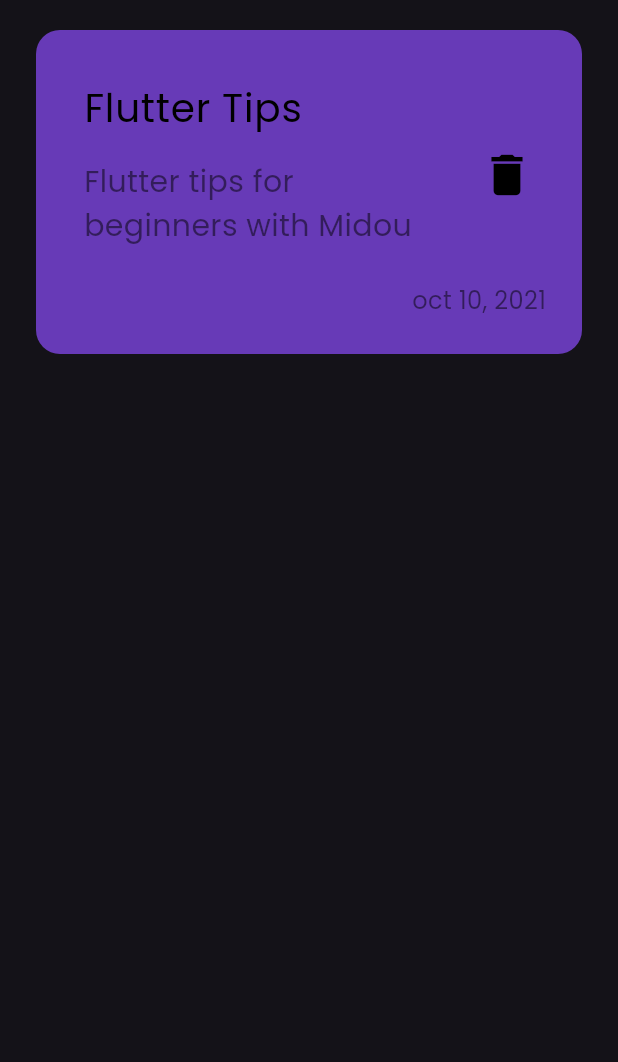
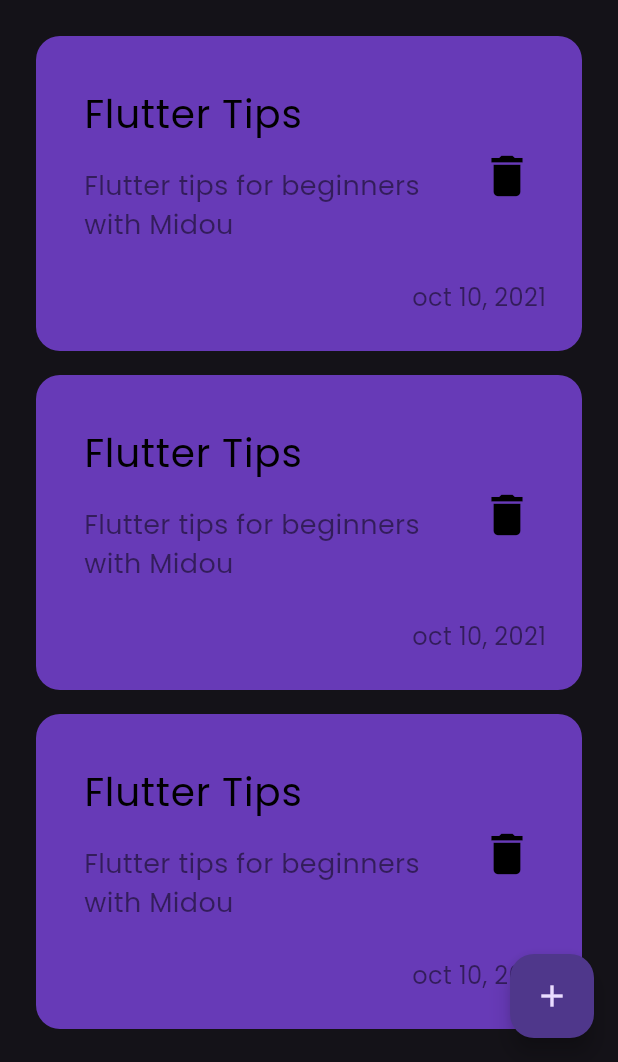
Before and after one commit to midouarif/Note-App, a Flutter app: the screen it shows after launch, on a phone screen of 412 x 824 dp, the part 174-1236 px from its top. Run offline on Flutter 3.47's test engine with Material 3 defaults, Android fonts, the phone set to English and light mode, and no system bars; missing offline and left inert: dart:ffi.

Commit message:
Refactor code structure and add note item list and add note

```diff
--- a/lib/main.dart
+++ b/lib/main.dart
@@ -7,6 +7,7 @@ void main() {
 
 class NoteApp extends StatelessWidget {
   const NoteApp({super.key});
+  @override
   Widget build(BuildContext context) {
     return MaterialApp(
       debugShowCheckedModeBanner: false,
--- a/lib/views/notes_view.dart
+++ b/lib/views/notes_view.dart
@@ -1,4 +1,7 @@
+import 'dart:ffi';
+
 import 'package:flutter/material.dart';
+import 'package:note_app/views/widgets/add_note_sheet.dart';
 import 'package:note_app/views/widgets/notes_view_body.dart';
 
 class NotesView extends StatelessWidget {
@@ -6,8 +9,24 @@ class NotesView extends StatelessWidget {
 
   @override
   Widget build(BuildContext context) {
-    return const Scaffold(
-      body: NotesViewBody(),
+    return Scaffold(
+      floatingActionButton: FloatingActionButton(
+        onPressed: () {
+          showModalBottomSheet(
+              shape: const RoundedRectangleBorder(
+                borderRadius: BorderRadius.only(
+                  topLeft: Radius.circular(16),
+                  topRight: Radius.circular(16),
+                ),
+              ),
+              context: context,
+              builder: (context) {
+                return const AddNoteSheet();
+              });
+        },
+        child: const Icon(Icons.add),
+      ),
+      body: const NotesViewBody(),
     );
   }
 }
--- a/lib/views/widgets/note_item.dart
+++ b/lib/views/widgets/note_item.dart
@@ -32,7 +32,7 @@ class NoteItem extends StatelessWidget {
                 'Flutter tips for beginners with Midou',
                 style: TextStyle(
                   color: Colors.black.withOpacity(.5),
-                  fontSize: 20,
+                  fontSize: 18,
                 ),
               ),
             ),
--- /dev/null
+++ b/lib/views/widgets/notes_list.dart
@@ -0,0 +1,21 @@
+import 'package:flutter/material.dart';
+import 'package:note_app/views/widgets/note_item.dart';
+
+class NotesList extends StatelessWidget {
+  const NotesList({super.key});
+
+  @override
+  Widget build(BuildContext context) {
+    return Padding(
+      padding: const EdgeInsets.symmetric(vertical: 16),
+      child: ListView.builder(
+          padding: EdgeInsets.zero,
+          itemBuilder: (context, index) {
+            return const Padding(
+              padding: EdgeInsets.symmetric(vertical: 8),
+              child: NoteItem(),
+            );
+          }),
+    );
+  }
+}
--- a/lib/views/widgets/notes_view_body.dart
+++ b/lib/views/widgets/notes_view_body.dart
@@ -1,6 +1,6 @@
 import 'package:flutter/material.dart';
 import 'package:note_app/views/widgets/my_app_bar.dart';
-import 'package:note_app/views/widgets/note_item.dart';
+import 'package:note_app/views/widgets/notes_list.dart';
 
 class NotesViewBody extends StatelessWidget {
   const NotesViewBody({super.key});
@@ -13,8 +13,8 @@ class NotesViewBody extends StatelessWidget {
         children: [
           SizedBox(height: 70),
           MyAppBar(),
-          SizedBox(height: 20),
-          NoteItem(),
+          //SizedBox(height: 10),
+          Expanded(child: NotesList()),
         ],
       ),
     );
```
Also changed, not shown: lib/views/widgets/add_note_sheet.dart (added, +10 -0 lines).
